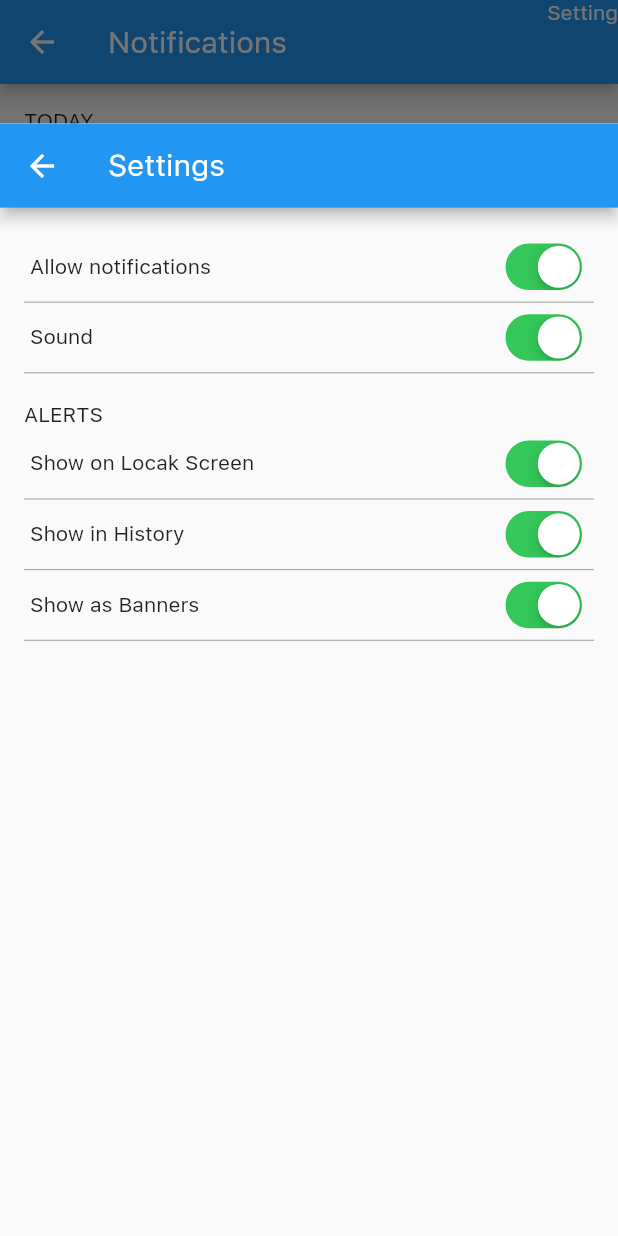
After one commit to mazud21/booking_ninjas, a Flutter app: the Notifications screen opened directly, after a tap on "Setting", on a phone screen of 412 x 824 dp. The commit adds this screen. Run offline on Flutter 3.47's test engine with Material 2 defaults, Android fonts, the phone set to English and light mode, and no system bars; our stand-ins replace dotted_border, get, image_picker, syncfusion_flutter_datepicker; missing offline and left inert: bn_staff, flutter_swipe_button.

Commit message:
- update appbar_custom - add page notification and setting notif in bottomsheet

```diff
--- /dev/null
+++ b/lib/view/notifications.dart
@@ -0,0 +1,247 @@
+import 'package:flutter/cupertino.dart';
+import 'package:flutter/material.dart';
+
+class Notifications extends StatefulWidget {
+
+  @override
+  _NotificationsState createState() => _NotificationsState();
+}
+
+class _NotificationsState extends State<Notifications> {
+  @override
+  Widget build(BuildContext context) {
+    return Scaffold(
+      appBar: AppBar(
+        title: Text('Notifications'),
+        actions: [
+          InkWell(
+            onTap: () => bsNotifSetting(context),
+            child: Text('Setting'),
+          )
+        ],
+      ),
+      body: Padding(
+        padding: EdgeInsets.all(16),
+        child: ListView(
+          children: [
+            Column(
+              crossAxisAlignment: CrossAxisAlignment.start,
+              children: [
+                Text('TODAY'),
+                ListView.builder(
+                  shrinkWrap: true,
+                  physics: NeverScrollableScrollPhysics(),
+                  itemCount: 5,
+                  itemBuilder: (context, index) {
+                    return ListTile(
+                      leading: ClipRRect(
+                        borderRadius: BorderRadius.circular(20),
+                        child: Container(
+                          color: Color(0xFFAF52DE),
+                          child: Icon(Icons.check),
+                        ),
+                      ),
+                      title: Text('Supervisor 1 assigned you a task'),
+                      subtitle: Column(
+                        crossAxisAlignment: CrossAxisAlignment.start,
+                        children: [
+                          Text('2h ago'),
+                          Divider(
+                  color: Colors.grey,
+                  height: 0.1,
+                )
+                        ],
+                      ),
+                    );
+                  },
+                ),
+              ],
+            ),
+            Column(
+              crossAxisAlignment: CrossAxisAlignment.start,
+              children: [
+                Text('YESTERDAY'),
+                ListView.builder(
+                  shrinkWrap: true,
+                  physics: NeverScrollableScrollPhysics(),
+                  itemCount: 5,
+                  itemBuilder: (context, index) {
+                    return ListTile(
+                      leading: ClipRRect(
+                        borderRadius: BorderRadius.circular(20),
+                        child: Container(
+                          color: Color(0xFFAF52DE),
+                          child: Icon(Icons.check),
+                        ),
+                      ),
+                      title: Text('Task 1 was canceled by admin'),
+                      subtitle: Column(
+                        crossAxisAlignment: CrossAxisAlignment.start,
+                        children: [
+                          Text('2h ago'),
+                          Divider(
+                  color: Colors.grey,
+                  height: 0.1,
+                )
+                        ],
+                      ),
+                    );
+                  },
+                ),
+              ],
+            )
+          ],
+        ),
+      ),
+    );
+  }
+
+  bsNotifSetting(BuildContext context){
+    showModalBottomSheet(
+        context: context,
+        isScrollControlled: true,
+        builder: (context) {
+          return FractionallySizedBox(
+            heightFactor: 0.9,
+            child: NotifSetting(),
+          );
+        });
+  }
+
+}
+
+class NotifSetting extends StatefulWidget {
+
+  @override
+  _NotifSettingState createState() => _NotifSettingState();
+}
+
+class _NotifSettingState extends State<NotifSetting> {
+
+  bool _obscureText = true;
+
+  @override
+  Widget build(BuildContext context) {
+    return Scaffold(
+      appBar: AppBar(
+        title: Text('Settings'),
+      ),
+      body: Padding(
+          padding: EdgeInsets.all(16),
+        child: ListView(
+          children: [
+            Padding(
+              padding: EdgeInsets.all(4),
+              child: Row(
+                children: [
+                  Text('Allow notifications'),
+                  Spacer(),
+                  CupertinoSwitch(
+                      value: _obscureText,
+                      onChanged: (value) {
+                        setState(() {
+                          _obscureText = !_obscureText;
+                        });
+                      },
+                  )
+                ],
+              ),
+            ),
+            Divider(
+              height: 0.1,
+              color: Colors.grey,
+            ),
+            Padding(
+              padding: EdgeInsets.all(4),
+              child: Row(
+                children: [
+                  Text('Sound'),
+                  Spacer(),
+                  CupertinoSwitch(
+                    value: _obscureText,
+                    onChanged: (value) {
+                      setState(() {
+                        _obscureText = !_obscureText;
+                      });
+                    },
+                  )
+                ],
+              ),
+            ),
+            Divider(
+              height: 0.1,
+              color: Colors.grey,
+            ),
+            SizedBox(
+              height: 20,
+            ),
+            Text('ALERTS'),
+            Padding(
+              padding: EdgeInsets.all(4),
+              child: Row(
+                children: [
+                  Text('Show on Locak Screen'),
+                  Spacer(),
+                  CupertinoSwitch(
+                    value: _obscureText,
+                    onChanged: (value) {
+                      setState(() {
+                        _obscureText = !_obscureText;
+                      });
+                    },
+                  )
+                ],
+              ),
+            ),
+            Divider(
+              height: 0.1,
+              color: Colors.grey,
+            ),
+            Padding(
+              padding: EdgeInsets.all(4),
+              child: Row(
+                children: [
+                  Text('Show in History'),
+                  Spacer(),
+                  CupertinoSwitch(
+                    value: _obscureText,
+                    onChanged: (value) {
+                      setState(() {
+                        _obscureText = !_obscureText;
+                      });
+                    },
+                  )
+                ],
+              ),
+            ),
+            Divider(
+              height: 0.1,
+              color: Colors.grey,
+            ),
+            Padding(
+              padding: EdgeInsets.all(4),
+              child: Row(
+                children: [
+                  Text('Show as Banners'),
+                  Spacer(),
+                  CupertinoSwitch(
+                    value: _obscureText,
+                    onChanged: (value) {
+                      setState(() {
+                        _obscureText = !_obscureText;
+                      });
+                    },
+                  )
+                ],
+              ),
+            ),
+            Divider(
+              height: 0.1,
+              color: Colors.grey,
+            ),
+          ],
+        ),
+      ),
+    );
+  }
+}
--- a/lib/widgets/appbar_custom.dart
+++ b/lib/widgets/appbar_custom.dart
@@ -1,12 +1,41 @@
+import 'package:bn_staff/notifications.dart';
 import 'package:flutter/cupertino.dart';
 import 'package:flutter/material.dart';
 
-import '../theme/colors_texts_widget.dart';
-
 class AppBarCustom {
 
-  Widget myAppBarIcon() {
-    return Container(
+  getAppBarCustom(int selectedIndex) {
+    return AppBar(
+      centerTitle: true,
+      title: Row(
+        mainAxisAlignment: MainAxisAlignment.center,
+        mainAxisSize: MainAxisSize.min,
+        children: <Widget>[
+          Text(
+            'Tasks $selectedIndex',
+          )
+        ],
+      ),
+      elevation: 0,
+      backgroundColor: Colors.transparent,
+      actions: [
+        Padding(padding: const EdgeInsets.all(16), child: MyAppBarIcon())
+      ],
+    );
+  }
+
+  getSubAppBarCustom() {
+    return;
+  }
+}
+
+class MyAppBarIcon extends StatelessWidget {
+
+  @override
+  Widget build(BuildContext context) {
+    return InkWell(
+      onTap: () => bsNotifications(context),
+      child: Container(
         width: 30,
         height: 30,
         child: Stack(
@@ -42,34 +71,19 @@ class AppBarCustom {
             ),
           ],
         ),
+      ),
     );
   }
 
-  getAppBarCustom(int selectedIndex) {
-
-
-
-    return AppBar(
-      centerTitle: true,
-      title: Row(
-        mainAxisAlignment: MainAxisAlignment.center,
-        mainAxisSize: MainAxisSize.min,
-        children: <Widget>[
-          Text(
-            'Tasks $selectedIndex',
-            style: TextCustom().heading1(),
-          )
-        ],
-      ),
-      elevation: 0,
-      backgroundColor: Colors.transparent,
-      actions: [
-        Padding(padding: const EdgeInsets.all(16), child: myAppBarIcon())
-      ],
+  bsNotifications(BuildContext context){
+    showModalBottomSheet(
+        context: context,
+        isScrollControlled: true,
+        builder: (context) {
+          return FractionallySizedBox(
+            heightFactor: 0.9,
+            child: Notifications(),
           );
-  }
-
-  getSubAppBarCustom() {
-    return;
+        });
   }
 }
```
Lines whose indentation alone changed are shown as unchanged.
